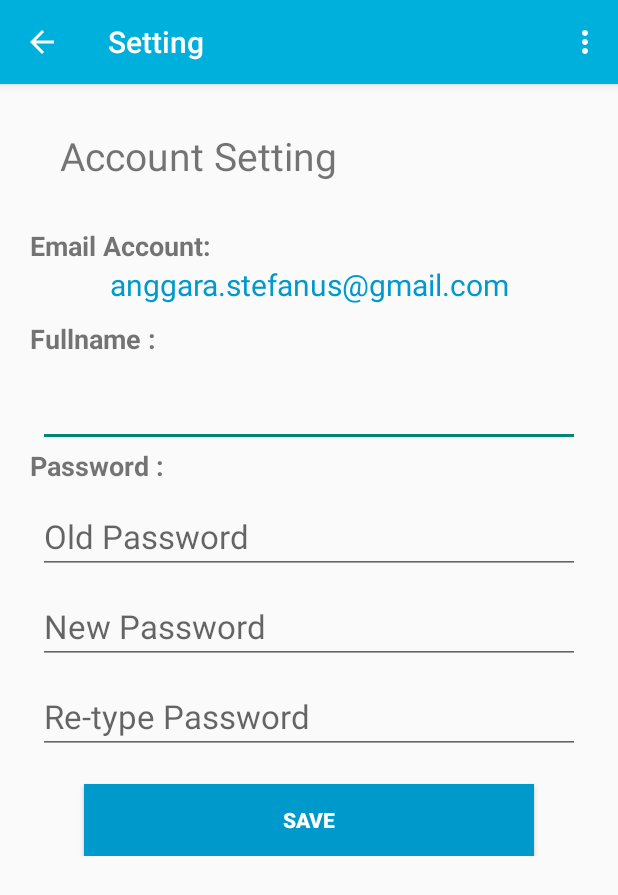
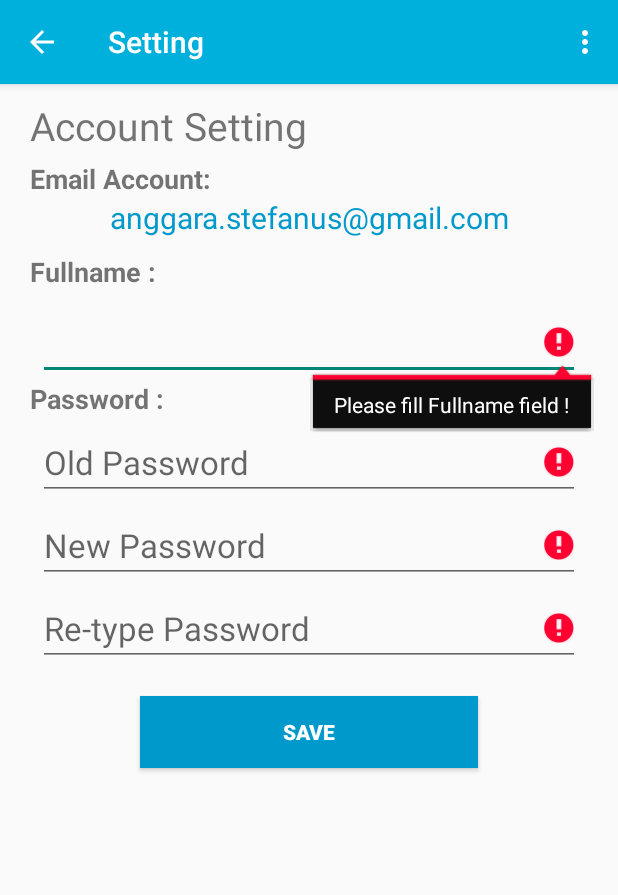
Before and after one commit to stef-ang/DailyTask, an Android app: the fragment Setting placed in its activity, after a tap on "SAVE", on a phone screen of 412 x 824 dp. Shown: the top 895 px of the screen. Run offline under Robolectric (Android 15) with nearby library versions, the phone set to English and light mode, and no system bars; 5 statements that could not run were skipped.

Commit message:
Update register view and error handling

```diff
--- a/app/src/main/AndroidManifest.xml
+++ b/app/src/main/AndroidManifest.xml
@@ -4,7 +4,6 @@
 
     <application
         android:allowBackup="true"
-        android:icon="@mipmap/ic_launcher"
         android:label="@string/app_name"
         android:theme="@style/AppTheme">
         <activity
--- a/app/src/main/java/com/stef_developer/dailytask/MainActivity.java
+++ b/app/src/main/java/com/stef_developer/dailytask/MainActivity.java
@@ -61,7 +61,7 @@ public class MainActivity extends AppCompatActivity
 //        boxAtas.invalidate();
         FragmentManager fragmentManager = getSupportFragmentManager();
         fragmentManager.beginTransaction()
-                .replace(R.id.container, TaskList.newInstance("", ""))
+                .replace(R.id.container, TaskList.newInstance())
                 .commit();
     }
 
@@ -77,7 +77,7 @@ public class MainActivity extends AppCompatActivity
         Log.d("POSITION: " + position, "");
         if(position == 0) {
             fragmentManager.beginTransaction()
-                    .replace(R.id.container, TaskList.newInstance("", "")).addToBackStack("")
+                    .replace(R.id.container, TaskList.newInstance()).addToBackStack("")
                     .commit();
         }
         else if(position == 1) {
@@ -134,77 +134,4 @@ public class MainActivity extends AppCompatActivity
         getSupportActionBar().setTitle(title);
     }
 
-    //    public void restoreActionBar() {
-//        ActionBar actionBar = getSupportActionBar();
-//        actionBar.setNavigationMode(ActionBar.NAVIGATION_MODE_STANDARD);
-//        actionBar.setDisplayShowTitleEnabled(true);
-//        actionBar.setTitle(mTitle);
-//    }
-
-//    @Override
-//    public boolean onCreateOptionsMenu(Menu menu) {
-//        if (!mNavigationDrawerFragment.isDrawerOpen()) {
-//            // Only show items in the action bar relevant to this screen
-//            // if the drawer is not showing. Otherwise, let the drawer
-//            // decide what to show in the action bar.
-//            getMenuInflater().inflate(R.menu.main, menu);
-//            restoreActionBar();
-//            return true;
-//        }
-//        return super.onCreateOptionsMenu(menu);
-//    }
-//
-//    @Override
-//    public boolean onOptionsItemSelected(MenuItem item) {
-//        // Handle action bar item clicks here. The action bar will
-//        // automatically handle clicks on the Home/Up button, so long
-//        // as you specify a parent activity in AndroidManifest.xml.
-//        int id = item.getItemId();
-//
-//        //noinspection SimplifiableIfStatement
-//        if (id == R.id.action_settings) {
-//            return true;
-//        }
-//
-//        return super.onOptionsItemSelected(item);
-//    }
-
-
-//    public static class PlaceholderFragment extends Fragment {
-//        /**
-//         * The fragment argument representing the section number for this
-//         * fragment.
-//         */
-//        private static final String ARG_SECTION_NUMBER = "section_number";
-//
-//        /**
-//         * Returns a new instance of this fragment for the given section
-//         * number.
-//         */
-//        public static PlaceholderFragment newInstance(int sectionNumber) {
-//            PlaceholderFragment fragment = new PlaceholderFragment();
-//            Bundle args = new Bundle();
-//            args.putInt(ARG_SECTION_NUMBER, sectionNumber);
-//            fragment.setArguments(args);
-//            return fragment;
-//        }
-//
-//        public PlaceholderFragment() {
-//        }
-//
-//        @Override
-//        public View onCreateView(LayoutInflater inflater, ViewGroup container,
-//                                 Bundle savedInstanceState) {
-//            View rootView = inflater.inflate(R.layout.fragment_main, container, false);
-//            return rootView;
-//        }
-//
-//        @Override
-//        public void onAttach(Activity activity) {
-//            super.onAttach(activity);
-//            ((MainActivity) activity).onSectionAttached(
-//                    getArguments().getInt(ARG_SECTION_NUMBER));
-//        }
-//    }
-
 }
--- a/app/src/main/java/com/stef_developer/dailytask/fragments/Setting.java
+++ b/app/src/main/java/com/stef_developer/dailytask/fragments/Setting.java
@@ -47,6 +47,7 @@ public class Setting extends Fragment implements OnClickListener {
     private EditText et_new_pwd;
     private EditText et_renew_pwd;
     private Button btn_save;
+    private boolean fieldEmpty;
 
     private WeakReference<Activity> activityWeakRef;
 
@@ -124,18 +125,21 @@ public class Setting extends Fragment implements OnClickListener {
     @Override
     public void onClick(View v) {
         if (v == btn_save) {
-            if(et_fullname.getText().toString().isEmpty() ||
-                    et_old_pwd.getText().toString().isEmpty() ||
-                    et_new_pwd.getText().toString().isEmpty() ||
-                    et_renew_pwd.getText().toString().isEmpty()){
-                Toast.makeText(activityWeakRef.get(),
-                        "Please do not columns empty!",
-                        Toast.LENGTH_LONG).show();
-                return;
-            }
+            String fullName = et_fullname.getText().toString();
+            int fullNameLength = fullName.length();
+            String oldPassword = et_old_pwd.getText().toString();
+            int oldPasswordLength = oldPassword.length();
+            String newPassword = et_new_pwd.getText().toString();
+            int newPasswordLength = et_new_pwd.length();
+            String retypeNewPassword = et_renew_pwd.getText().toString();
+            int retypeNewPasswordLength = retypeNewPassword.length();
 
-            Log.d("USER_PWD: " + user.getPassword(), "USER_PWD");
-            Log.d("OLD_PWD: " + et_old_pwd.getText().toString(), "OLD_PWD");
+            this.fieldEmpty = false;
+            checkEmpty(et_fullname, "Please fill Fullname field !");
+            checkEmpty(et_new_pwd, "Please fill New Password field !");
+            checkEmpty(et_old_pwd, "Please fill Old Password field !");
+            checkEmpty(et_renew_pwd, "Please fill Re-type Password field !");
+            if(!this.fieldEmpty) {
                 if(!user.getPassword().equals(et_old_pwd.getText().toString())) {
                     Toast.makeText(activityWeakRef.get(),
                             "Sorry, old password is wrong!",
@@ -151,6 +155,7 @@ public class Setting extends Fragment implements OnClickListener {
                 }
 
                 user.setPassword(et_new_pwd.getText().toString());
+                user.setFullname(et_fullname.getText().toString());
                 try {
                     long result = userDAO.update(user);
                     if(result != -1) {
@@ -164,6 +169,7 @@ public class Setting extends Fragment implements OnClickListener {
                 }
                 catch (Exception e) {
                     e.printStackTrace();
+                }
             }
         }
     }
@@ -194,18 +200,18 @@ public class Setting extends Fragment implements OnClickListener {
 //        mListener = null;
     }
 
-//    /**
-//     * This interface must be implemented by activities that contain this
-//     * fragment to allow an interaction in this fragment to be communicated
-//     * to the activity and potentially other fragments contained in that
-//     * activity.
-//     * <p/>
-//     * See the Android Training lesson <a href=
-//     * "http://developer.android.com/training/basics/fragments/communicating.html"
-//     * >Communicating with Other Fragments</a> for more information.
-//     */
-//    public interface OnFragmentInteractionListener {
-//        // TODO: Update argument type and name
-//        public void onFragmentInteraction(Uri uri);
-//    }
+    public interface OnFragmentInteractionListener {
+        // TODO: Update argument type and name
+        public void updateSetting();
     }
+
+    private void checkEmpty(TextView textView, String errorMessage) {
+        int length = textView.getText().toString().length();
+        if(length == 0) {
+            textView.setError(errorMessage);
+            textView.setFocusable(true);
+            textView.setFocusableInTouchMode(true);
+            this.fieldEmpty = true;
+        }
+    }
+}
--- a/app/src/main/res/layout/fragment_setting.xml
+++ b/app/src/main/res/layout/fragment_setting.xml
@@ -1,26 +1,20 @@
-<LinearLayout
-    xmlns:android="http://schemas.android.com/apk/res/android"
+<LinearLayout xmlns:android="http://schemas.android.com/apk/res/android"
     xmlns:tools="http://schemas.android.com/tools"
     android:layout_width="match_parent"
     android:layout_height="match_parent"
+    android:orientation="vertical"
     tools:context="com.stef_developer.dailytask.addtask">
-
-    <ScrollView
-        android:layout_width="match_parent"
-        android:layout_height="match_parent">
-        <LinearLayout
-            android:layout_width="match_parent"
-            android:layout_height="match_parent"
-            android:orientation="vertical">
     <TextView
         style="@style/titleTextDefault"
+        android:layout_marginTop="10dp"
+        android:layout_marginBottom="5dp"
+        android:layout_marginLeft="20dp"
         android:layout_gravity="start"
-                android:layout_marginLeft="@dimen/margin_horizontal_header"
         android:text="Account Setting"/>
 
     <TextView
         style="@style/labelDefault"
-                android:text="Email Account:"/>
+        android:text="Email Account:" />
 
     <TextView
         android:id="@+id/tv_email"
@@ -28,15 +22,15 @@
         android:layout_height="wrap_content"
         android:layout_marginLeft="@dimen/margin_horizontal_etLogin"
         android:layout_marginRight="@dimen/margin_horizontal_etLogin"
+        android:gravity="center"
         android:text="anggara.stefanus@gmail.com"
         android:textColor="@android:color/holo_blue_dark"
-                android:gravity="center"
-                android:textSize="20sp"/>
+        android:textSize="20sp" />
 
     <TextView
         style="@style/labelDefault"
         android:layout_marginTop="10dp"
-                android:text="Fullname :"/>
+        android:text="Fullname :" />
 
     <EditText
         android:id="@+id/et_fullname"
@@ -44,31 +38,36 @@
 
     <TextView
         style="@style/labelDefault"
-                android:text="Password :"/>
+        android:text="Password :" />
 
     <EditText
+        android:layout_marginTop="5dp"
+        android:layout_marginBottom="0dp"
         android:id="@+id/et_old_pwd"
-                android:inputType="textPassword"
         style="@style/editTextDefault"
-                android:hint="Old Password"/>
+        android:hint="Old Password"
+        android:inputType="textPassword" />
 
     <EditText
+        android:layout_marginTop="5dp"
+        android:layout_marginBottom="0dp"
         android:id="@+id/et_new_pwd"
-                android:inputType="textPassword"
         style="@style/editTextDefault"
-                android:hint="New Password"/>
+        android:hint="New Password"
+        android:inputType="textPassword" />
 
     <EditText
+        android:layout_marginTop="5dp"
+        android:layout_marginBottom="0dp"
         android:id="@+id/et_re_new_pwd"
-                android:inputType="textPassword"
         style="@style/editTextDefault"
-                android:hint="Re-type Password"/>
+        android:hint="Re-type Password"
+        android:inputType="textPassword" />
 
     <Button
         android:id="@+id/btn_save"
         style="@style/buttonBlueDefault"
+        android:layout_width="225dp"
         android:layout_marginTop="20dp"
-                android:text="Save"/>
+        android:text="Save" />
 </LinearLayout>
-    </ScrollView>
-</LinearLayout>
```
Also changed, not shown: app/src/main/java/com/stef_developer/dailytask/Register.java (+0 -8 lines). Lines whose indentation alone changed are shown as unchanged.
